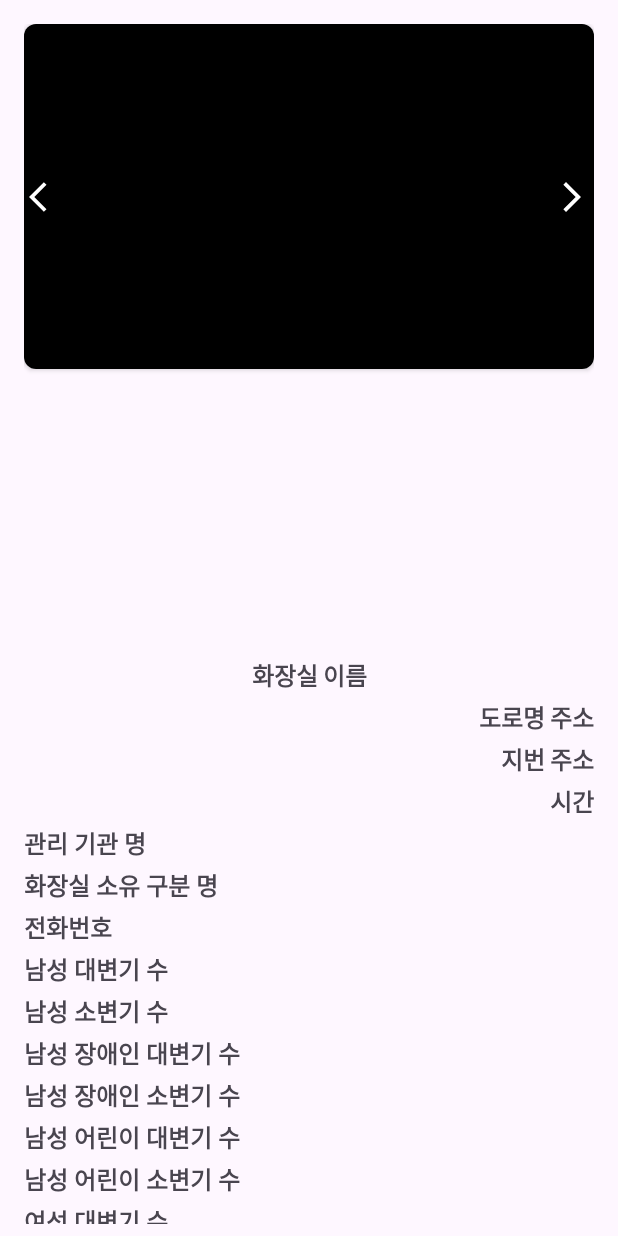
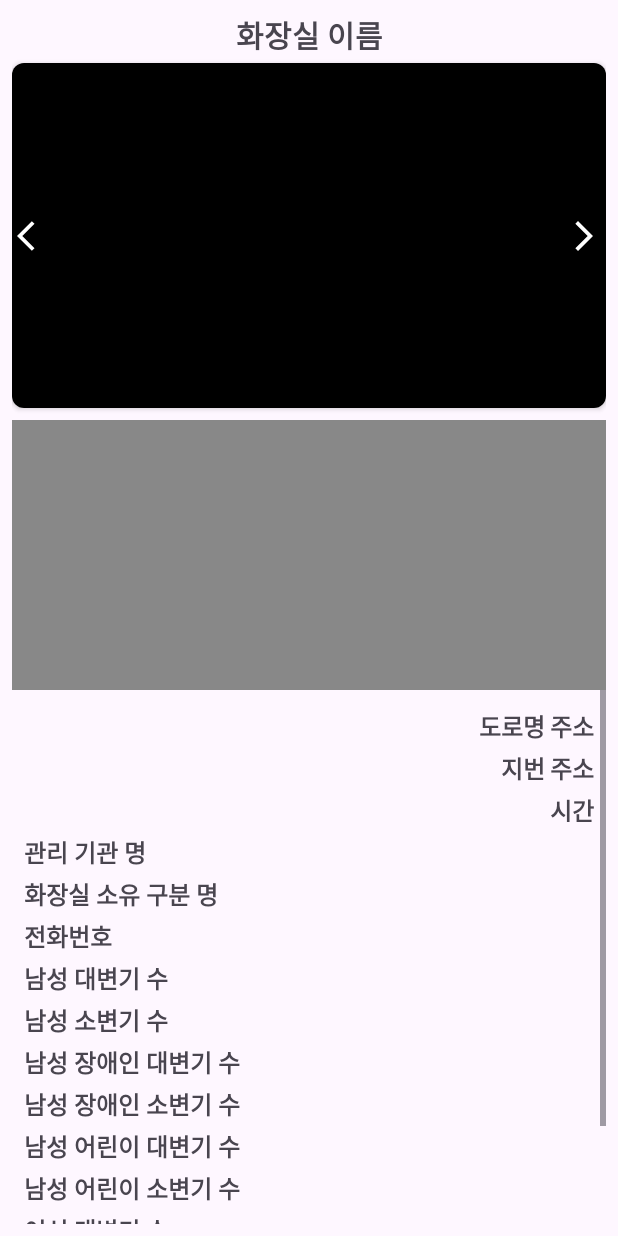
Before and after one commit to jake5113/MalddongKt, an Android app: the ToiletDetailActivity screen opened directly, with no data from a screen before it, on a phone screen of 412 x 824 dp. Run offline under Robolectric (Android 15) with nearby library versions, the phone set to English and light mode, and no system bars; libraries missing offline, so code that uses them is left out: com.naver.maps; 3 statements that could not run were skipped.

```diff
--- a/app/src/main/res/layout/activity_toilet_detail.xml
+++ b/app/src/main/res/layout/activity_toilet_detail.xml
@@ -1,23 +1,27 @@
 <?xml version="1.0" encoding="utf-8"?>
-<ScrollView xmlns:android="http://schemas.android.com/apk/res/android"
+<LinearLayout xmlns:android="http://schemas.android.com/apk/res/android"
     xmlns:app="http://schemas.android.com/apk/res-auto"
     xmlns:tools="http://schemas.android.com/tools"
     android:layout_width="match_parent"
     android:layout_height="match_parent"
     android:orientation="vertical"
     android:padding="8dp"
-    android:scrollbars="none"
     tools:context=".main.list.toilet.ToiletDetailActivity">
 
-    <LinearLayout
+    <TextView
+        android:id="@+id/toilet_nm"
         android:layout_width="match_parent"
         android:layout_height="wrap_content"
-        android:orientation="vertical"
-        android:padding="8dp">
+        android:fontFamily="@font/lineseedsans_a_bd"
+        android:text="화장실 이름"
+        android:textAlignment="center"
+        android:textSize="20sp"
+        android:textStyle="bold" />
 
     <androidx.cardview.widget.CardView
         android:layout_width="wrap_content"
         android:layout_height="wrap_content"
+        android:layout_marginTop="4dp"
         app:cardCornerRadius="8dp">
 
         <RelativeLayout
@@ -52,18 +56,19 @@
         android:id="@+id/detail_map"
         android:layout_width="match_parent"
         android:layout_height="180dp"
-            android:layout_marginTop="8dp" />
+        android:layout_marginTop="8dp"
+        android:background="#888888" />
 
-        <TextView
-            android:id="@+id/toilet_nm"
+
+    <ScrollView
+        android:layout_width="match_parent"
+        android:layout_height="match_parent" >
+
+    <LinearLayout
         android:layout_width="match_parent"
         android:layout_height="wrap_content"
-            android:layout_marginTop="4dp"
-            android:fontFamily="@font/lineseedsans_a_bd"
-            android:text="화장실 이름"
-            android:textAlignment="center"
-            android:textSize="16sp"
-            android:textStyle="bold" />
+        android:orientation="vertical"
+        android:padding="8dp">
 
         <TextView
             android:id="@+id/rn_adres"
@@ -220,5 +225,5 @@
 
 
         </LinearLayout>
-
     </ScrollView>
+</LinearLayout>
```
Also changed, not shown: app/build.gradle.kts (+10 -1 lines), app/src/main/java/com/jake5113/malddongkt/main/MainActivity.kt (+14 -4 lines), app/src/main/java/com/jake5113/malddongkt/main/list/toilet/ToiletDetailActivity.kt (+49 -20 lines), app/src/main/res/layout/activity_map.xml (deleted, +0 -9 lines), app/src/main/res/layout/fragment_naver_map.xml (+5 -3 lines). Lines whose indentation alone changed are shown as unchanged.
